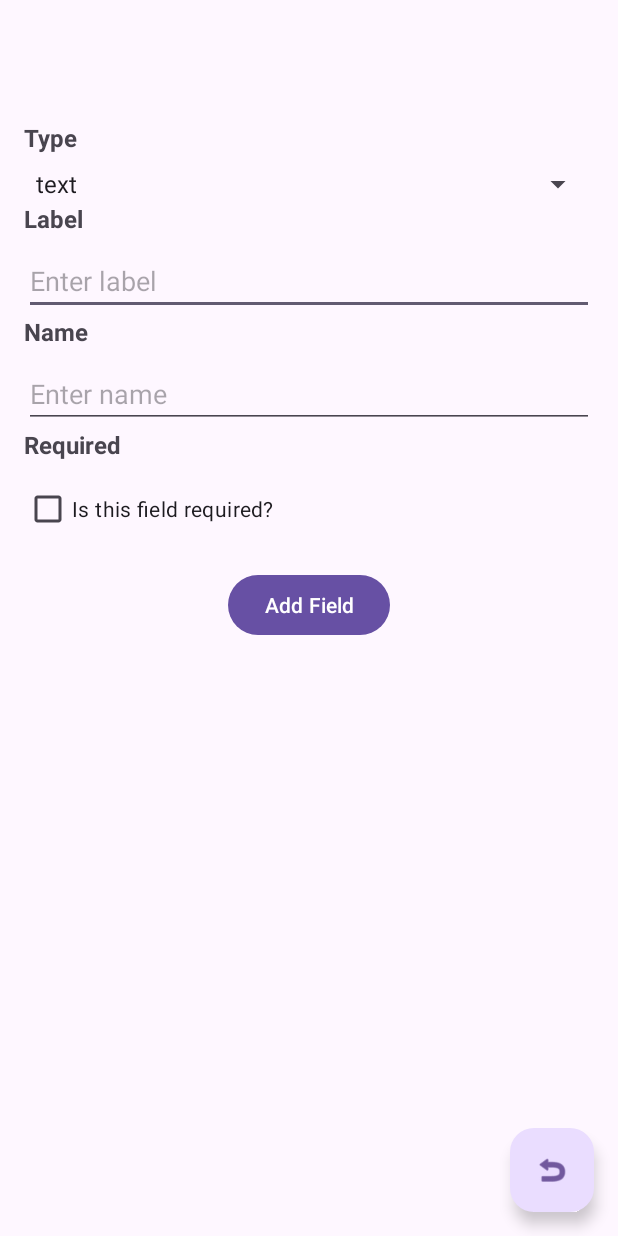
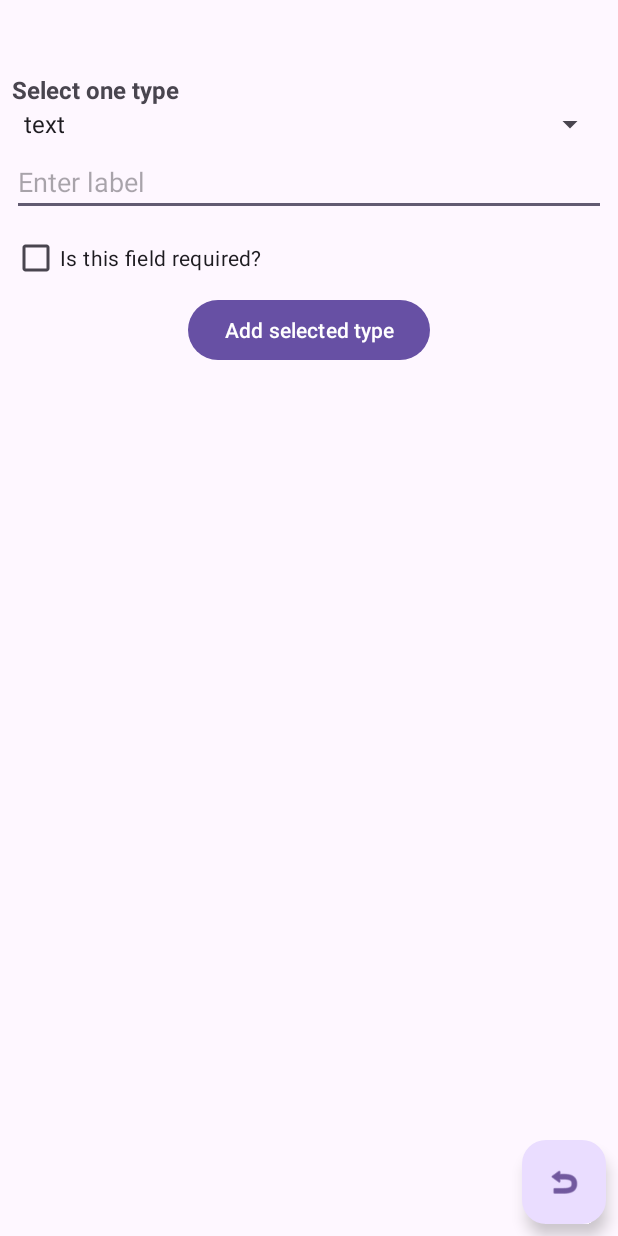
Before and after one commit to oryange/dynamic_forms_android, an Android app: the FormEntriesActivity screen opened directly, with no data from a screen before it, on a phone screen of 412 x 824 dp. Run offline under Robolectric (Android 15) with nearby library versions, the phone set to English and light mode, and no system bars.

Commit message:
feat: refactor form layout

```diff
--- a/app/src/main/java/com/example/dynamic_forms/view/entries/FormEntriesActivity.kt
+++ b/app/src/main/java/com/example/dynamic_forms/view/entries/FormEntriesActivity.kt
@@ -28,7 +28,6 @@ internal class FormEntriesActivity : AppCompatActivity() {
 
     private lateinit var fieldTypeSpinner: Spinner
     private lateinit var fieldLabel: EditText
-    private lateinit var fieldName: EditText
     private lateinit var fieldRequired: CheckBox
     private lateinit var addButton: Button
 
@@ -45,7 +44,6 @@ internal class FormEntriesActivity : AppCompatActivity() {
 
         fieldTypeSpinner = findViewById(R.id.field_type)
         fieldLabel = findViewById(R.id.field_label)
-        fieldName = findViewById(R.id.field_name)
         fieldRequired = findViewById(R.id.field_required)
         addButton = findViewById(R.id.btn_add_field)
     }
@@ -57,7 +55,7 @@ internal class FormEntriesActivity : AppCompatActivity() {
     private fun addFieldToForm() {
         val type = fieldTypeSpinner.selectedItem.toString()
         val label = fieldLabel.text.toString().trim()
-        val name = fieldName.text.toString().trim()
+        val name = fieldLabel.text.toString().trim()
         val required = fieldRequired.isChecked
 
         if (label.isEmpty() || name.isEmpty()) {
--- a/app/src/main/res/layout/activity_form_entries.xml
+++ b/app/src/main/res/layout/activity_form_entries.xml
@@ -1,6 +1,10 @@
 <?xml version="1.0" encoding="utf-8"?>
 <FrameLayout xmlns:android="http://schemas.android.com/apk/res/android"
     xmlns:tools="http://schemas.android.com/tools"
+    android:layout_width="match_parent"
+    android:layout_height="match_parent">
+
+    <ScrollView
         android:layout_width="match_parent"
         android:layout_height="match_parent">
 
@@ -8,14 +12,12 @@
             android:layout_width="match_parent"
             android:layout_height="wrap_content"
             android:orientation="vertical"
-        android:padding="16dp">
+            android:padding="8dp">
 
             <TextView
                 android:id="@+id/form_title"
                 android:layout_width="match_parent"
                 android:layout_height="wrap_content"
-            android:layout_marginTop="@dimen/_2m"
-            android:layout_marginBottom="@dimen/_2m"
                 android:gravity="center"
                 android:theme="@style/fontTitle"
                 tools:text="Dynamic Form" />
@@ -23,8 +25,8 @@
             <TextView
                 android:layout_width="match_parent"
                 android:layout_height="wrap_content"
-            android:paddingBottom="8dp"
-            android:text="@string/type"
+                android:layout_marginTop="8dp"
+                android:text="@string/select_one_type"
                 android:textSize="16sp"
                 android:textStyle="bold" />
 
@@ -32,51 +34,21 @@
                 android:id="@+id/field_type"
                 android:layout_width="match_parent"
                 android:layout_height="wrap_content"
+                android:layout_marginBottom="4dp"
                 android:entries="@array/array_types" />
-
-        <TextView
-            android:layout_width="match_parent"
-            android:layout_height="wrap_content"
-            android:paddingBottom="8dp"
-            android:text="@string/label"
-            android:textSize="16sp"
-            android:textStyle="bold" />
 
             <EditText
                 android:id="@+id/field_label"
                 android:layout_width="match_parent"
                 android:layout_height="wrap_content"
+                android:layout_marginBottom="4dp"
                 android:hint="@string/enter_label"
                 android:inputType="text" />
-
-        <TextView
-            android:layout_width="match_parent"
-            android:layout_height="wrap_content"
-            android:paddingBottom="8dp"
-            android:text="@string/name"
-            android:textSize="16sp"
-            android:textStyle="bold" />
-
-        <EditText
-            android:id="@+id/field_name"
-            android:layout_width="match_parent"
-            android:layout_height="wrap_content"
-            android:hint="@string/enter_name"
-            android:inputType="text" />
-
-        <TextView
-            android:layout_width="match_parent"
-            android:layout_height="wrap_content"
-            android:paddingBottom="8dp"
-            android:text="@string/required"
-            android:textSize="16sp"
-            android:textStyle="bold" />
 
             <CheckBox
                 android:id="@+id/field_required"
                 android:layout_width="wrap_content"
                 android:layout_height="wrap_content"
-            android:layout_marginBottom="16dp"
                 android:text="@string/is_this_field_required" />
 
             <Button
@@ -84,20 +56,15 @@
                 android:layout_width="wrap_content"
                 android:layout_height="wrap_content"
                 android:layout_gravity="center_horizontal"
-            android:text="@string/add_field" />
+                android:text="@string/add_selected_type" />
         </LinearLayout>
-
-    <LinearLayout
-        android:layout_width="wrap_content"
-        android:layout_height="wrap_content"
-        android:layout_gravity="end|bottom"
-        android:orientation="vertical">
+    </ScrollView>
 
     <com.google.android.material.floatingactionbutton.FloatingActionButton
         android:id="@+id/fab_back"
         android:layout_width="wrap_content"
         android:layout_height="wrap_content"
-            android:layout_margin="@dimen/_2m"
+        android:layout_gravity="end|bottom"
+        android:layout_margin="8dp"
         android:src="@android:drawable/ic_menu_revert" />
-    </LinearLayout>
 </FrameLayout>
--- a/app/src/main/res/values/array.xml
+++ b/app/src/main/res/values/array.xml
@@ -2,10 +2,11 @@
 <resources>
     <string-array name="array_types">
         <item>text</item>
+        <item>textarea</item>
         <item>description</item>
-        <item>textarea</item>
+        <item>number</item>
+        <item>email</item>
         <item>file</item>
-        <item>email</item>
         <item>section</item>
     </string-array>
 </resources>
--- a/app/src/main/res/values/strings.xml
+++ b/app/src/main/res/values/strings.xml
@@ -18,4 +18,7 @@
     <string name="add_field">Add Field</string>
     <string name="label">Label</string>
     <string name="type">Type</string>
+    <string name="label_1">Label 1</string>
+    <string name="select_one_type">Select one type</string>
+    <string name="add_selected_type">Add selected type</string>
 </resources>
```
Also changed, not shown: app/src/main/java/com/example/dynamic_forms/view/form/FormAdapter.kt (+30 -43 lines). Lines whose indentation alone changed are shown as unchanged.
